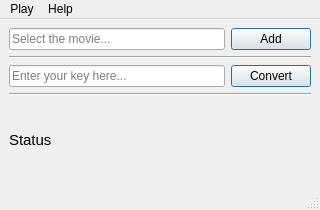
Old version of the form assets/Converter.ui in the repository Dimaryst/Converter_py.
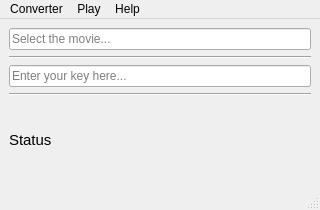
New version of the form.

Commit message: Ready converter (i don't want to upgrade it anymore)

Patch:
```diff
--- a/assets/Converter.ui
+++ b/assets/Converter.ui
@@ -63,16 +63,6 @@
         </property>
        </widget>
       </item>
-      <item>
-       <widget class="QPushButton" name="pushButtonAdd">
-        <property name="text">
-         <string>Add</string>
-        </property>
-        <property name="default">
-         <bool>true</bool>
-        </property>
-       </widget>
-      </item>
      </layout>
     </item>
     <item>
@@ -94,16 +84,6 @@
         </property>
        </widget>
       </item>
-      <item>
-       <widget class="QPushButton" name="pushButtonConvert">
-        <property name="text">
-         <string>Convert</string>
-        </property>
-        <property name="default">
-         <bool>true</bool>
-        </property>
-       </widget>
-      </item>
      </layout>
     </item>
     <item>
@@ -143,6 +123,14 @@
     </property>
     <addaction name="actionInfo"/>
    </widget>
+   <widget class="QMenu" name="menuConverter">
+    <property name="title">
+     <string>Converter</string>
+    </property>
+    <addaction name="actionAdd_video"/>
+    <addaction name="actionConvert"/>
+   </widget>
+   <addaction name="menuConverter"/>
    <addaction name="menuPlay"/>
    <addaction name="menuHelp"/>
   </widget>
```
Left out of the diff: 10 changed lines with no effect on the pictures. The commit also changes 2 other files.
